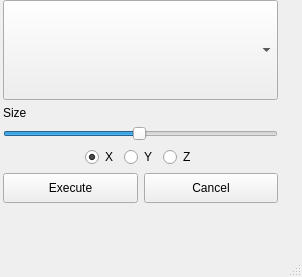
Qt form Projects/HacknSlash/python/ui/make_ctrl.ui (neilberard/Python-Projects) before a commit.
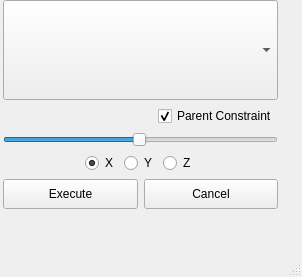
The same form after that commit.

What changed in the file:
```diff
--- a/Projects/HacknSlash/python/ui/make_ctrl.ui
+++ b/Projects/HacknSlash/python/ui/make_ctrl.ui
@@ -29,7 +29,7 @@
       <x>0</x>
       <y>0</y>
       <width>301</width>
-      <height>255</height>
+      <height>267</height>
      </rect>
     </property>
     <layout class="QVBoxLayout" name="vlayout" stretch="0,0,0,0,0">
@@ -65,11 +65,31 @@
       </widget>
      </item>
      <item>
-      <widget class="QLabel" name="lbl_size">
-       <property name="text">
-        <string>Size</string>
-       </property>
-      </widget>
+      <layout class="QHBoxLayout" name="horizontalLayout_2">
+       <item>
+        <spacer name="horizontalSpacer_3">
+         <property name="orientation">
+          <enum>Qt::Horizontal</enum>
+         </property>
+         <property name="sizeHint" stdset="0">
+          <size>
+           <width>40</width>
+           <height>20</height>
+          </size>
+         </property>
+        </spacer>
+       </item>
+       <item>
+        <widget class="QCheckBox" name="chk_parent_constraint">
+         <property name="text">
+          <string>Parent Constraint</string>
+         </property>
+         <property name="checked">
+          <bool>true</bool>
+         </property>
+        </widget>
+       </item>
+      </layout>
      </item>
      <item>
       <widget class="QSlider" name="sldr">
```
